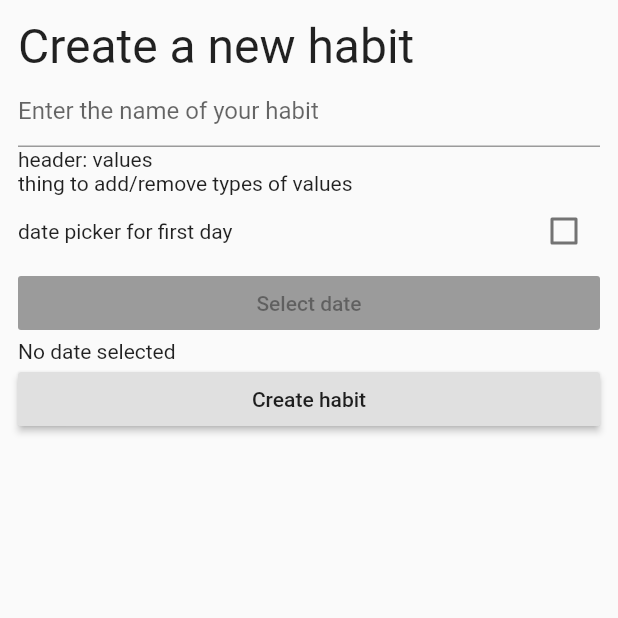
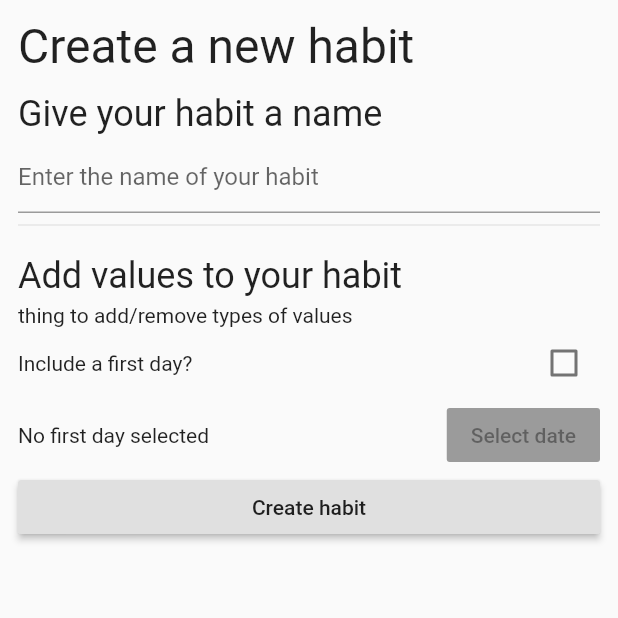
Before and after one commit to rmeno12/habit-tracker, a Flutter app: the NewHabitPage screen opened directly, on a phone screen of 412 x 824 dp, the top half of it. Run offline on Flutter 3.47's test engine with Material 2 defaults, Android fonts, the phone set to English and light mode, and no system bars; our stand-ins replace sqflite; accounts and stored records are empty.

Commit message:
Make NewHabitPage look better

```diff
--- a/lib/pages/new_habit.dart
+++ b/lib/pages/new_habit.dart
@@ -8,6 +8,9 @@ class NewHabitPage extends StatefulWidget {
 
 class _NewHabitPageState extends State<NewHabitPage> {
   final titleController = TextEditingController();
+  final headerStyle = TextStyle(
+    fontSize: 24,
+  );
   bool dateIncluded = false;
   DateTime selectedDate;
 
@@ -31,10 +34,15 @@ class _NewHabitPageState extends State<NewHabitPage> {
             padding: EdgeInsets.all(12),
             child: ListView(
               children: <Widget>[
-                Text(
-                  'Create a new habit',
+                Text('Create a new habit',
                     style: TextStyle(
                       fontSize: 32,
+                    )),
+                Padding(
+                  padding: const EdgeInsets.only(top: 12.0, bottom: 4.0),
+                  child: Text(
+                    'Give your habit a name',
+                    style: headerStyle,
                   ),
                 ),
                 TextField(
@@ -42,23 +50,35 @@ class _NewHabitPageState extends State<NewHabitPage> {
                   decoration:
                       InputDecoration(hintText: 'Enter the name of your habit'),
                 ),
-                Text('header: values'),
+                Divider(),
+                Padding(
+                  padding: const EdgeInsets.only(top: 12.0, bottom: 4.0),
+                  child: Text(
+                    'Add values to your habit',
+                    style: headerStyle,
+                  ),
+                ),
                 Text('thing to add/remove types of values'),
                 Row(
                   mainAxisAlignment: MainAxisAlignment.spaceBetween,
                   children: <Widget>[
-                    Text('date picker for first day'),
+                    Text('Include a first day?'),
                     Checkbox(
                       value: dateIncluded,
                       onChanged: (value) {
                         setState(() {
                           dateIncluded = !dateIncluded;
                         });
-                        print(value);
                       },
                     )
                   ],
                 ),
+                Row(
+                  mainAxisAlignment: MainAxisAlignment.spaceBetween,
+                  children: <Widget>[
+                    Text(selectedDate == null || !dateIncluded
+                        ? "No first day selected"
+                        : "First day is $selectedDate"),
                     RaisedButton(
                       child: Text('Select date'),
                       onPressed: dateIncluded
@@ -67,9 +87,8 @@ class _NewHabitPageState extends State<NewHabitPage> {
                             }
                           : null,
                     ),
-                Text(selectedDate == null || !dateIncluded
-                    ? "No date selected"
-                    : "First day is $selectedDate"),
+                  ],
+                ),
                 RaisedButton(
                   // TODO: Implement submission action
                   onPressed: () {},
```
Lines whose indentation alone changed are shown as unchanged.
